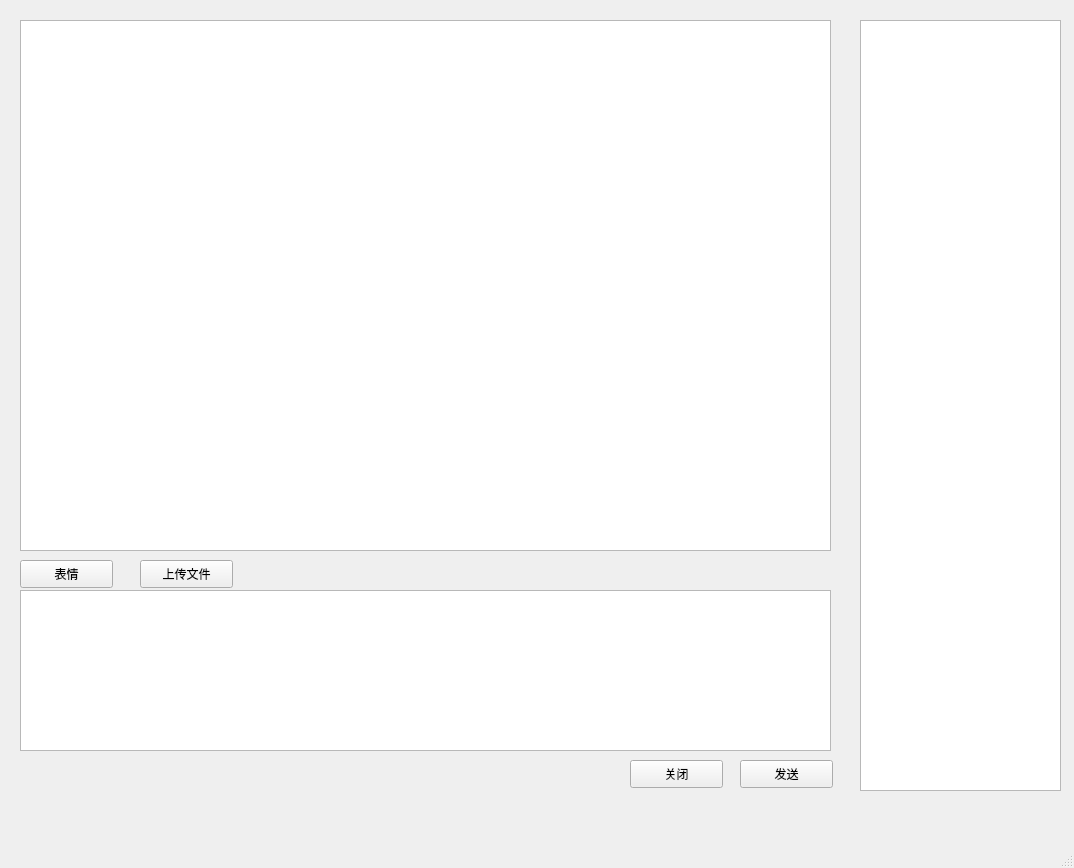
Before: the Qt Designer form chat_window.ui in gfgghgftgffg/ChatingWith, drawn with Qt 5.
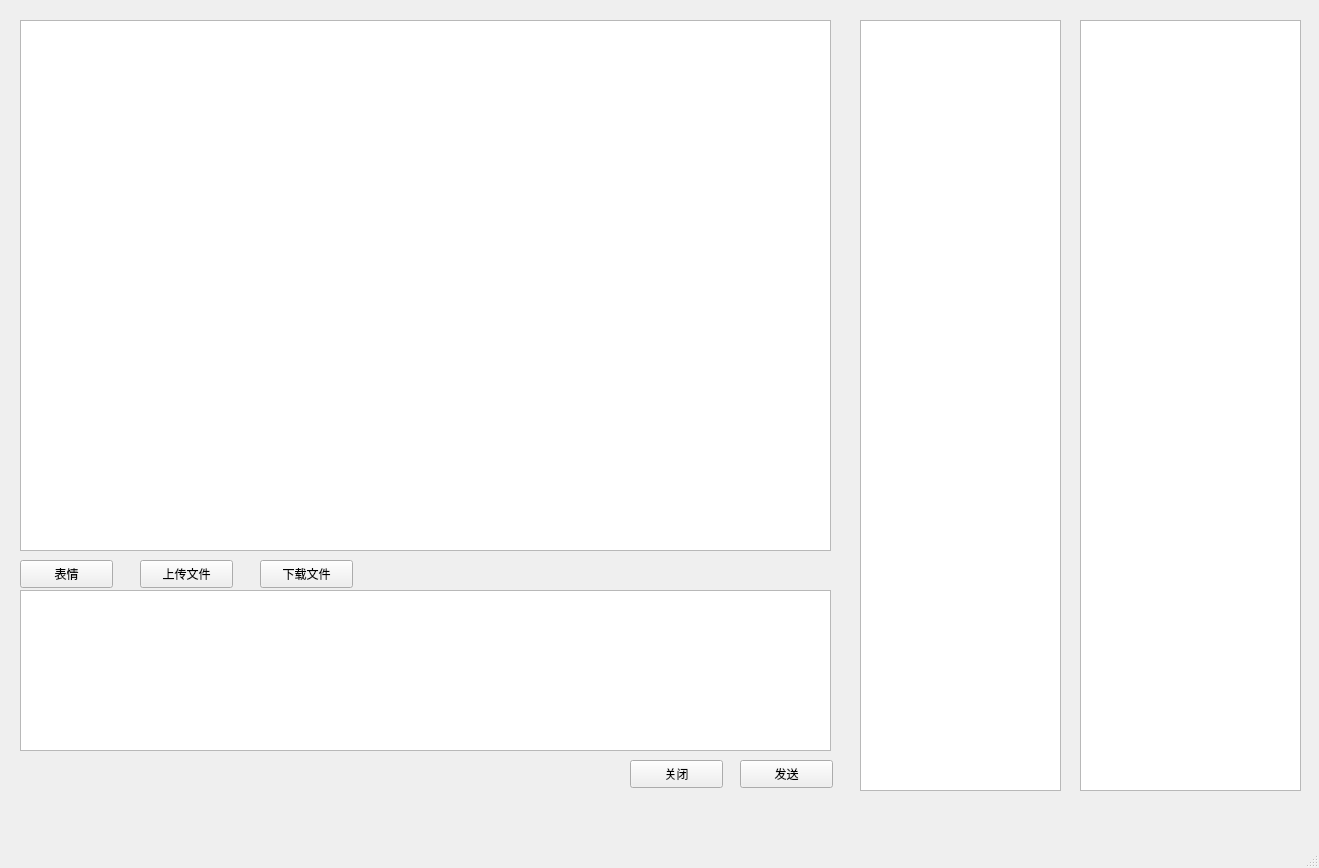
After: the same form once the commit is applied.

What changed in the file:
```diff
--- a/chat_window.ui
+++ b/chat_window.ui
@@ -6,7 +6,7 @@
    <rect>
     <x>0</x>
     <y>0</y>
-    <width>1074</width>
+    <width>1319</width>
     <height>868</height>
    </rect>
   </property>
@@ -96,6 +96,29 @@
      <string>关闭</string>
     </property>
    </widget>
+   <widget class="QPushButton" name="pushButton_5">
+    <property name="geometry">
+     <rect>
+      <x>260</x>
+      <y>560</y>
+      <width>93</width>
+      <height>28</height>
+     </rect>
+    </property>
+    <property name="text">
+     <string>下载文件</string>
+    </property>
+   </widget>
+   <widget class="QListView" name="listView_2">
+    <property name="geometry">
+     <rect>
+      <x>1080</x>
+      <y>20</y>
+      <width>221</width>
+      <height>771</height>
+     </rect>
+    </property>
+   </widget>
   </widget>
   <widget class="QMenuBar" name="menubar">
    <property name="geometry">
```
Left out of the diff: 2 changed lines with no effect on the pictures.
